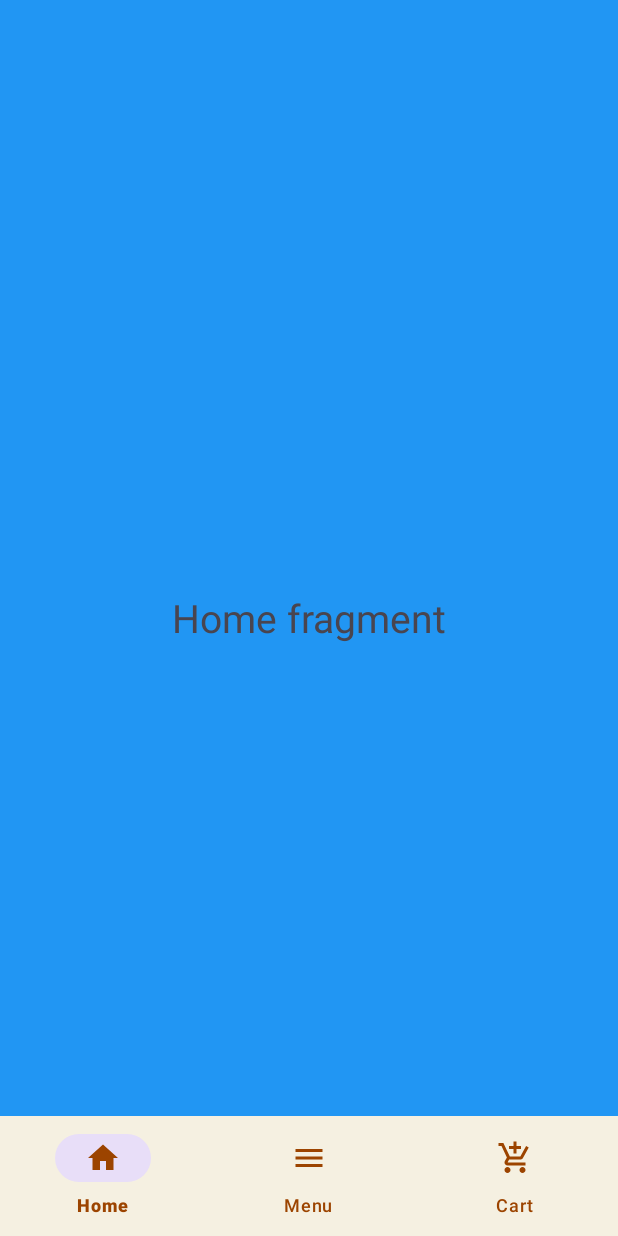
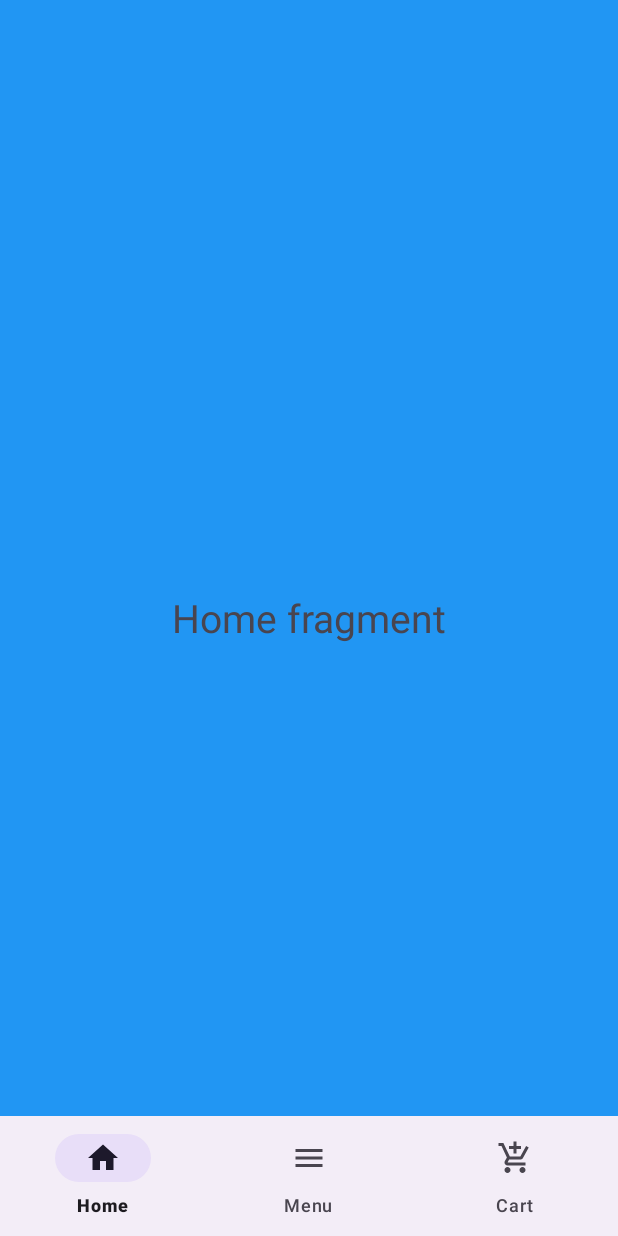
Before and after one commit to pramuddhika/CoffeeNet, an Android app: the screen it shows after launch (MainActivity), on a phone screen of 412 x 824 dp. Run offline under Robolectric (Android 15) with nearby library versions, the phone set to English and light mode, and no system bars.

Commit message:
Revert "Merge pull request #2 from pramuddhika/cart_fragment_top"
This reverts commit 19b3fe70a551ef33bedb91c520975df6cce13a8c, reversing
changes made to 4cd20c25b050968dbef367f7cf3be7ab99a678bf.

```diff
--- a/app/src/main/res/drawable/baseline_add_shopping_cart_24.xml
+++ b/app/src/main/res/drawable/baseline_add_shopping_cart_24.xml
@@ -1,4 +1,4 @@
-<vector android:height="24dp" android:tint="#9C4400"
+<vector android:height="24dp" android:tint="#000000"
     android:viewportHeight="24" android:viewportWidth="24"
     android:width="24dp" xmlns:android="http://schemas.android.com/apk/res/android">
     <path android:fillColor="@android:color/white" android:pathData="M11,9h2L13,6h3L16,4h-3L13,1h-2v3L8,4v2h3v3zM7,18c-1.1,0 -1.99,0.9 -1.99,2S5.9,22 7,22s2,-0.9 2,-2 -0.9,-2 -2,-2zM17,18c-1.1,0 -1.99,0.9 -1.99,2s0.89,2 1.99,2 2,-0.9 2,-2 -0.9,-2 -2,-2zM7.17,14.75l0.03,-0.12 0.9,-1.63h7.45c0.75,0 1.41,-0.41 1.75,-1.03l3.86,-7.01L19.42,4h-0.01l-1.1,2 -2.76,5L8.53,11l-0.13,-0.27L6.16,6l-0.95,-2 -0.94,-2L1,2v2h2l3.6,7.59 -1.35,2.45c-0.16,0.28 -0.25,0.61 -0.25,0.96 0,1.1 0.9,2 2,2h12v-2L7.42,15c-0.13,0 -0.25,-0.11 -0.25,-0.25z"/>
--- a/app/src/main/res/drawable/baseline_home_24.xml
+++ b/app/src/main/res/drawable/baseline_home_24.xml
@@ -1,4 +1,4 @@
-<vector android:height="24dp" android:tint="#9C4400"
+<vector android:height="24dp" android:tint="#000000"
     android:viewportHeight="24" android:viewportWidth="24"
     android:width="24dp" xmlns:android="http://schemas.android.com/apk/res/android">
     <path android:fillColor="@android:color/white" android:pathData="M10,20v-6h4v6h5v-8h3L12,3 2,12h3v8z"/>
--- a/app/src/main/res/drawable/baseline_menu_24.xml
+++ b/app/src/main/res/drawable/baseline_menu_24.xml
@@ -1,4 +1,4 @@
-<vector android:height="24dp" android:tint="#9C4400"
+<vector android:height="24dp" android:tint="#000000"
     android:viewportHeight="24" android:viewportWidth="24"
     android:width="24dp" xmlns:android="http://schemas.android.com/apk/res/android">
     <path android:fillColor="@android:color/white" android:pathData="M3,18h18v-2L3,16v2zM3,13h18v-2L3,11v2zM3,6v2h18L21,6L3,6z"/>
--- a/app/src/main/res/layout/activity_main.xml
+++ b/app/src/main/res/layout/activity_main.xml
@@ -20,11 +20,8 @@
         android:id="@+id/bottomNavigationView"
         android:layout_width="match_parent"
         android:layout_height="wrap_content"
-        android:background="#F5F0E1"
-        app:itemIconTint="#9C4400"
-        app:itemTextColor="#9C4400"
         app:layout_constraintBottom_toBottomOf="parent"
         app:layout_constraintEnd_toEndOf="parent"
         app:layout_constraintStart_toStartOf="parent"
-        app:menu="@menu/bottom_nav_menu" />
+        app:menu="@menu/bottom_nav_menu"/>
 </androidx.constraintlayout.widget.ConstraintLayout>
```
